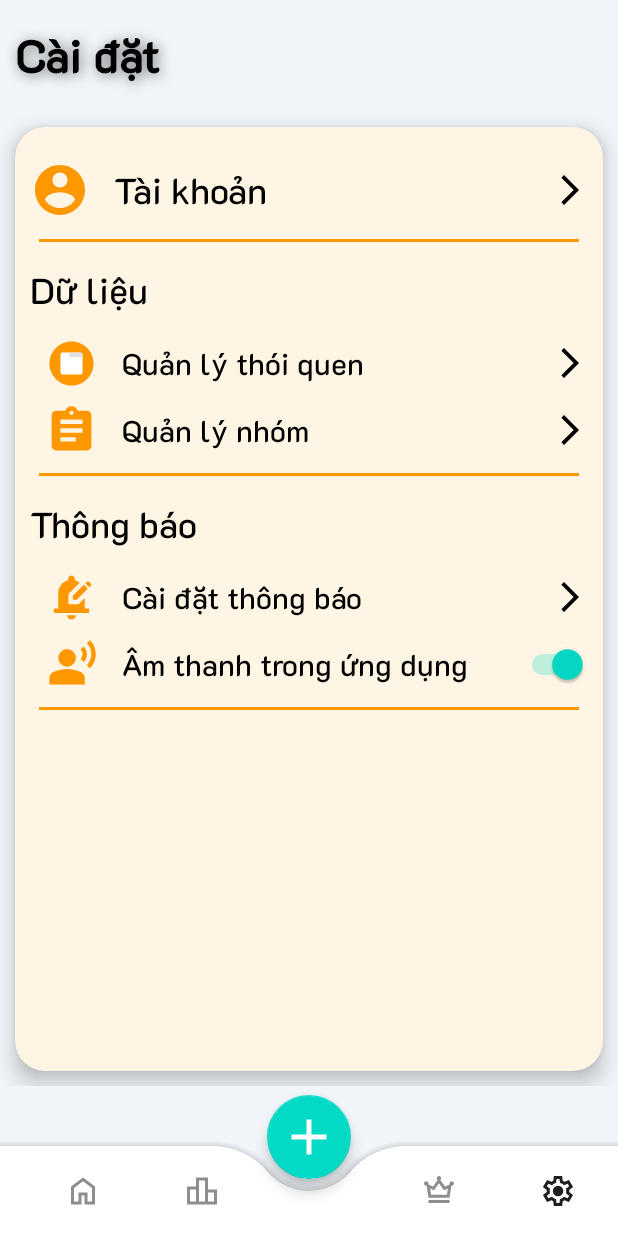
After one commit to hoangtung2103/Habit_App, an Android app: the SettingsActivity screen opened directly, with no data from a screen before it, on a phone screen of 412 x 824 dp. The commit adds this screen. Run offline under Robolectric (Android 15) with nearby library versions, the phone set to English and light mode, and no system bars; our stand-ins replace CircleImageView.

Commit message:
Cai dat - Nam

```diff
--- a/app/src/main/AndroidManifest.xml
+++ b/app/src/main/AndroidManifest.xml
@@ -35,6 +35,9 @@
         <activity
             android:name=".activities.LoginActivity"
             android:exported="false" />
+        <activity
+            android:name=".activities.SettingsActivity"
+            android:exported="false" />
         <activity android:name=".activities.MainActivity"/>
         <activity
             android:name=".activities.SplashActivity"
--- a/app/src/main/java/com/thtung/habit_app/activities/NoteActivity.java
+++ b/app/src/main/java/com/thtung/habit_app/activities/NoteActivity.java
@@ -32,7 +32,7 @@ public class NoteActivity extends AppCompatActivity {
     @Override
     protected void onCreate(Bundle savedInstanceState) {
         super.onCreate(savedInstanceState);
-        setContentView(R.layout.item_habit_note); // Đảm bảo layout này chứa recyclerViewNotes, addButton, note_title
+        setContentView(R.layout.item_habit_note);
 
         recyclerView = findViewById(R.id.recyclerViewNotes);
         addButton = findViewById(R.id.addButton);
--- /dev/null
+++ b/app/src/main/java/com/thtung/habit_app/activities/SettingsActivity.java
@@ -0,0 +1,35 @@
+package com.thtung.habit_app.activities;
+
+import android.content.Intent;
+import android.os.Bundle;
+import android.view.View;
+import android.widget.LinearLayout;
+
+import androidx.appcompat.app.AppCompatActivity;
+
+import com.thtung.habit_app.R;
+
+public class SettingsActivity extends AppCompatActivity {
+
+    private LinearLayout accountRow;
+
+    @Override
+    protected void onCreate(Bundle savedInstanceState) {
+        super.onCreate(savedInstanceState);
+        setContentView(R.layout.activity_settings);
+
+        // Ánh xạ dòng "Tài khoản"
+        accountRow = findViewById(R.id.accountRow);
+
+        // Bắt sự kiện khi nhấn vào dòng "Tài khoản"
+        accountRow.setOnClickListener(new View.OnClickListener() {
+            @Override
+            public void onClick(View v) {
+                Intent intent = new Intent(SettingsActivity.this, ProfileActivity.class);
+                startActivity(intent);
+            }
+        });
+
+        // TODO: thêm các dòng điều hướng khác sau
+    }
+}
--- /dev/null
+++ b/app/src/main/res/drawable/ic_account.xml
@@ -0,0 +1,5 @@
+<vector xmlns:android="http://schemas.android.com/apk/res/android" android:height="24dp" android:tint="#FF9800" android:viewportHeight="24" android:viewportWidth="24" android:width="24dp">
+    <path android:fillColor="@color/account_bg"/>
+    <path android:fillColor="@android:color/white" android:pathData="M12,2C6.48,2 2,6.48 2,12s4.48,10 10,10 10,-4.48 10,-10S17.52,2 12,2zM12,5c1.66,0 3,1.34 3,3s-1.34,3 -3,3 -3,-1.34 -3,-3 1.34,-3 3,-3zM12,19.2c-2.5,0 -4.71,-1.28 -6,-3.22 0.03,-1.99 4,-3.08 6,-3.08 1.99,0 5.97,1.09 6,3.08 -1.29,1.94 -3.5,3.22 -6,3.22z"/>
+
+</vector>
--- /dev/null
+++ b/app/src/main/res/drawable/ic_arrow_right.xml
@@ -0,0 +1,5 @@
+<vector xmlns:android="http://schemas.android.com/apk/res/android" android:autoMirrored="true" android:height="24dp" android:tint="#000000" android:viewportHeight="24" android:viewportWidth="24" android:width="24dp">
+
+    <path android:fillColor="@android:color/white" android:pathData="M6.23,20.23l1.77,1.77l10,-10l-10,-10l-1.77,1.77l8.23,8.23z"/>
+
+</vector>
--- /dev/null
+++ b/app/src/main/res/drawable/icon_app_sound.xml
@@ -0,0 +1,11 @@
+<vector xmlns:android="http://schemas.android.com/apk/res/android" android:height="24dp" android:tint="#FF9800" android:viewportHeight="24" android:viewportWidth="24" android:width="24dp">
+
+    <path android:fillColor="@android:color/white" android:pathData="M10,9m-4,0a4,4 0,1 1,8 0a4,4 0,1 1,-8 0"/>
+
+    <path android:fillColor="@android:color/white" android:pathData="M16.39,15.56C14.71,14.7 12.53,14 10,14c-2.53,0 -4.71,0.7 -6.39,1.56C2.61,16.07 2,17.1 2,18.22V21h16v-2.78C18,17.1 17.39,16.07 16.39,15.56z"/>
+
+    <path android:fillColor="@android:color/white" android:pathData="M20.36,1l-1.41,1.41c2.73,2.73 2.73,7.17 0,9.9l1.41,1.41C23.88,10.21 23.88,4.51 20.36,1z"/>
+
+    <path android:fillColor="@android:color/white" android:pathData="M17.54,10.9c1.95,-1.95 1.95,-5.12 0,-7.07l-1.41,1.41c1.17,1.17 1.17,3.07 0,4.24L17.54,10.9z"/>
+
+</vector>
--- /dev/null
+++ b/app/src/main/res/drawable/icon_manage_group.xml
@@ -0,0 +1,5 @@
+<vector xmlns:android="http://schemas.android.com/apk/res/android" android:autoMirrored="true" android:height="24dp" android:tint="#FF9800" android:viewportHeight="24" android:viewportWidth="24" android:width="24dp">
+    <path android:fillColor="@color/white"/>
+    <path android:fillColor="@android:color/white" android:pathData="M19,3h-4.18C14.4,1.84 13.3,1 12,1c-1.3,0 -2.4,0.84 -2.82,2L5,3c-1.1,0 -2,0.9 -2,2v14c0,1.1 0.9,2 2,2h14c1.1,0 2,-0.9 2,-2L21,5c0,-1.1 -0.9,-2 -2,-2zM12,3c0.55,0 1,0.45 1,1s-0.45,1 -1,1 -1,-0.45 -1,-1 0.45,-1 1,-1zM14,17L7,17v-2h7v2zM17,13L7,13v-2h10v2zM17,9L7,9L7,7h10v2z"/>
+
+</vector>
--- /dev/null
+++ b/app/src/main/res/drawable/icon_manage_habits.xml
@@ -0,0 +1,18 @@
+<vector xmlns:android="http://schemas.android.com/apk/res/android"
+    android:width="24dp"
+    android:height="24dp"
+    android:viewportWidth="24"
+    android:viewportHeight="24">
+    <!-- Vòng tròn nền màu cam -->
+    <path
+        android:fillColor="#FF9800"
+        android:pathData="M12,2C6.48,2 2,6.48 2,12s4.48,10 10,10 10,-4.48 10,-10S17.52,2 12,2z"/>
+    <!-- Thư mục màu trắng -->
+    <path
+        android:fillColor="#FFFFFF"
+        android:pathData="M8,7h8a1,1 0 0,1 1,1v8a1,1 0 0,1 -1,1H8a1,1 0 0,1 -1,-1V8a1,1 0 0,1 1,-1z"/>
+    <!-- Tab nhỏ màu xám nhạt trên thư mục -->
+    <path
+        android:fillColor="#E0E0E0"
+        android:pathData="M11,7h5a1,1 0 0,1 1,1v1H11V7z"/>
+</vector>
--- /dev/null
+++ b/app/src/main/res/drawable/icon_notifications.xml
@@ -0,0 +1,5 @@
+<vector xmlns:android="http://schemas.android.com/apk/res/android" android:height="24dp" android:tint="#FF9800" android:viewportHeight="24" android:viewportWidth="24" android:width="24dp">
+
+    <path android:fillColor="@android:color/white" android:pathData="M17.58,6.25l1.77,1.77L14.37,13H12.6v-1.77L17.58,6.25zM20.85,5.81l-1.06,-1.06c-0.2,-0.2 -0.51,-0.2 -0.71,0l-0.85,0.85l1.77,1.77l0.85,-0.85C21.05,6.32 21.05,6 20.85,5.81zM18,12.2V17h2v2H4v-2h2v-7c0,-2.79 1.91,-5.14 4.5,-5.8V3.5C10.5,2.67 11.17,2 12,2s1.5,0.67 1.5,1.5v0.7c0.82,0.21 1.57,0.59 2.21,1.09L10.6,10.4V15h4.6L18,12.2zM10,20h4c0,1.1 -0.9,2 -2,2S10,21.1 10,20z"/>
+
+</vector>
--- /dev/null
+++ b/app/src/main/res/layout/activity_settings.xml
@@ -0,0 +1,390 @@
+<?xml version="1.0" encoding="utf-8"?>
+<androidx.constraintlayout.widget.ConstraintLayout xmlns:android="http://schemas.android.com/apk/res/android"
+    xmlns:app="http://schemas.android.com/apk/res-auto"
+    xmlns:tools="http://schemas.android.com/tools"
+    android:id="@+id/main"
+    android:layout_width="match_parent"
+    android:layout_height="match_parent"
+    android:background="@color/settings_bg"
+    tools:context=".activities.SettingsActivity">
+
+    <LinearLayout
+        android:layout_width="match_parent"
+        android:layout_height="0dp"
+        android:orientation="vertical"
+        app:layout_constraintBottom_toTopOf="@+id/coordinatorLayout"
+        app:layout_constraintEnd_toEndOf="parent"
+        app:layout_constraintStart_toStartOf="parent"
+        app:layout_constraintTop_toTopOf="parent">
+
+        <TextView
+            android:layout_width="match_parent"
+            android:layout_height="wrap_content"
+            android:fontFamily="@font/k2d"
+            android:padding="10dp"
+            android:text="Cài đặt"
+            android:textColor="@color/black"
+            android:textSize="30sp"
+            android:textStyle="bold"
+            android:shadowColor="#80000000"
+            android:shadowDx="2"
+            android:shadowDy="2"
+            android:shadowRadius="10"
+            android:background="@color/settings_bg"/>
+
+        <androidx.cardview.widget.CardView
+            android:layout_width="match_parent"
+            android:layout_height="match_parent"
+            android:layout_margin="10dp"
+            app:cardCornerRadius="20dp"
+            app:cardElevation="8dp"
+            app:cardBackgroundColor="@color/settings_container">
+
+            <LinearLayout
+                android:layout_width="match_parent"
+                android:layout_height="match_parent"
+                android:orientation="vertical"
+                android:paddingTop="10dp">
+
+                <!-- Tài khoản -->
+                <LinearLayout
+                    android:id="@+id/accountRow"
+                    android:layout_width="match_parent"
+                    android:layout_height="wrap_content"
+                    android:orientation="horizontal"
+                    android:gravity="center_vertical"
+                    android:padding="10dp"
+                    android:background="?android:attr/selectableItemBackground">
+
+                    <ImageView
+                        android:layout_width="40dp"
+                        android:layout_height="40dp"
+                        android:layout_marginEnd="16dp"
+                        android:src="@drawable/ic_account" />
+
+                    <TextView
+                        android:layout_width="0dp"
+                        android:layout_height="wrap_content"
+                        android:layout_weight="1"
+                        android:fontFamily="@font/k2d"
+                        android:text="Tài khoản"
+                        android:textColor="@color/black"
+                        android:textSize="24sp" />
+
+                    <ImageView
+                        android:layout_width="wrap_content"
+                        android:layout_height="wrap_content"
+                        android:gravity="center_vertical"
+                        android:src="@drawable/ic_arrow_right"
+                        app:tint="@color/black" />
+                </LinearLayout>
+                <View
+                    android:layout_width="match_parent"
+                    android:layout_height="2dp"
+                    android:layout_marginStart="16dp"
+                    android:layout_marginEnd="16dp"
+                    android:background="@color/divider_color" />
+
+                <!-- Dữ liệu -->
+                <LinearLayout
+                    android:layout_width="match_parent"
+                    android:layout_height="wrap_content"
+                    android:orientation="vertical"
+                    android:padding="10dp">
+
+                    <LinearLayout
+                        android:layout_width="match_parent"
+                        android:layout_height="wrap_content"
+                        android:orientation="horizontal">
+
+                        <TextView
+                            android:layout_width="match_parent"
+                            android:layout_height="wrap_content"
+                            android:fontFamily="@font/k2d"
+                            android:text="Dữ liệu"
+                            android:textColor="@color/black"
+                            android:textSize="24sp" />
+                    </LinearLayout>
+
+                    <LinearLayout
+                        android:layout_width="match_parent"
+                        android:layout_height="wrap_content"
+                        android:orientation="horizontal"
+                        android:gravity="center_vertical"
+                        android:paddingStart="10dp"
+                        android:paddingTop="8dp">
+
+                        <ImageView
+                            android:layout_width="35dp"
+                            android:layout_height="35dp"
+                            android:layout_marginEnd="16dp"
+                            android:src="@drawable/icon_manage_habits" />
+
+                        <TextView
+                            android:layout_width="0dp"
+                            android:layout_height="wrap_content"
+                            android:layout_weight="1"
+                            android:fontFamily="@font/k2d"
+                            android:text="Quản lý thói quen"
+                            android:textColor="@color/black"
+                            android:textSize="20sp" />
+
+                        <ImageView
+                            android:layout_width="wrap_content"
+                            android:layout_height="wrap_content"
+                            android:gravity="center_vertical"
+                            android:src="@drawable/ic_arrow_right"
+                            app:tint="@color/black" />
+                    </LinearLayout>
+
+                    <LinearLayout
+                        android:layout_width="match_parent"
+                        android:layout_height="wrap_content"
+                        android:orientation="horizontal"
+                        android:gravity="center_vertical"
+                        android:paddingStart="10dp"
+                        android:paddingTop="8dp">
+
+                        <ImageView
+                            android:layout_width="35dp"
+                            android:layout_height="35dp"
+                            android:layout_marginEnd="16dp"
+                            android:src="@drawable/icon_manage_group" />
+
+                        <TextView
+                            android:layout_width="0dp"
+                            android:layout_height="wrap_content"
+                            android:layout_weight="1"
+                            android:fontFamily="@font/k2d"
+                            android:text="Quản lý nhóm"
+                            android:textColor="@color/black"
+                            android:textSize="20sp" />
+
+                        <ImageView
+                            android:layout_width="wrap_content"
+                            android:layout_height="wrap_content"
+                            android:gravity="center_vertical"
+                            android:src="@drawable/ic_arrow_right"
+                            app:tint="@color/black" />
+                    </LinearLayout>
+                </LinearLayout>
+                <View
+                    android:layout_width="match_parent"
+                    android:layout_height="2dp"
+                    android:layout_marginStart="16dp"
+                    android:layout_marginEnd="16dp"
+                    android:background="@color/divider_color" />
+
+                <!-- Thông báo -->
+                <LinearLayout
+                    android:layout_width="match_parent"
+                    android:layout_height="wrap_content"
+                    android:orientation="vertical"
+                    android:padding="10dp"
+                    android:paddingTop="0dp">
+
+                    <LinearLayout
+                        android:layout_width="match_parent"
+                        android:layout_height="wrap_content"
+                        android:orientation="horizontal">
+
+                        <TextView
+                            android:layout_width="match_parent"
+                            android:layout_height="wrap_content"
+                            android:fontFamily="@font/k2d"
+                            android:text="Thông báo"
+                            android:textColor="@color/black"
+                            android:textSize="24sp" />
+                    </LinearLayout>
+
+                    <LinearLayout
+                        android:layout_width="match_parent"
+                        android:layout_height="wrap_content"
+                        android:orientation="horizontal"
+                        android:gravity="center_vertical"
+                        android:paddingStart="10dp"
+                        android:paddingTop="8dp">
+
+                        <ImageView
+                            android:layout_width="35dp"
+                            android:layout_height="35dp"
+                            android:layout_marginEnd="16dp"
+                            android:src="@drawable/icon_notifications" />
+
+                        <TextView
+                            android:layout_width="0dp"
+                            android:layout_height="wrap_content"
+                            android:layout_weight="1"
+                            android:fontFamily="@font/k2d"
+                            android:text="Cài đặt thông báo"
+                            android:textColor="@color/black"
+                            android:textSize="20sp" />
+
+                        <ImageView
+                            android:layout_width="wrap_content"
+                            android:layout_height="wrap_content"
+                            android:gravity="center_vertical"
+                            android:src="@drawable/ic_arrow_right"
+                            app:tint="@color/black" />
+                    </LinearLayout>
+
+                    <LinearLayout
+                        android:layout_width="match_parent"
+                        android:layout_height="wrap_content"
+                        android:orientation="horizontal"
+                        android:gravity="center_vertical"
+                        android:paddingStart="10dp"
+                        android:paddingTop="8dp">
+
+                        <ImageView
+                            android:layout_width="35dp"
+                            android:layout_height="35dp"
+                            android:layout_marginEnd="16dp"
+                            android:src="@drawable/icon_app_sound" />
+
+                        <TextView
+                            android:layout_width="0dp"
+                            android:layout_height="wrap_content"
+                            android:layout_weight="1"
+                            android:fontFamily="@font/k2d"
+                            android:text="Âm thanh trong ứng dụng"
+                            android:textColor="@color/black"
+                            android:textSize="20sp" />
+
+                        <Switch
+                            android:layout_width="wrap_content"
+                            android:layout_height="wrap_content"
+                            android:gravity="center_vertical"
+                            android:checked="true" />
+                    </LinearLayout>
+                </LinearLayout>
+                <View
+                    android:layout_width="match_parent"
+                    android:layout_height="2dp"
+                    android:layout_marginStart="16dp"
+                    android:layout_marginEnd="16dp"
+                    android:background="@color/divider_color" />
+            </LinearLayout>
+        </androidx.cardview.widget.CardView>
+    </LinearLayout>
+
+    <!-- Thanh điều hướng -->
+    <androidx.coordinatorlayout.widget.CoordinatorLayout
+        android:id="@+id/coordinatorLayout"
+        android:layout_width="match_parent"
+        android:layout_height="100dp"
+        app:layout_constraintBottom_toBottomOf="parent"
+        app:layout_constraintEnd_toEndOf="parent"
+        app:layout_constraintStart_toStartOf="parent">
+
+        <com.google.android.material.bottomappbar.BottomAppBar
+            android:id="@+id/app_bar"
+            android:layout_width="match_parent"
+            android:layout_height="60dp"
+            android:layout_gravity="bottom"
+            android:backgroundTint="@color/white"
+            app:fabAlignmentMode="center"
+            app:fabCradleMargin="8dp"
+            app:fabCradleRoundedCornerRadius="50dp"
+            app:fabCradleVerticalOffset="6dp"
+            app:hideOnScroll="true"
+            android:gravity="center_horizontal">
+
+            <LinearLayout
+                android:layout_width="match_parent"
+                android:layout_height="match_parent">
+
+                <androidx.constraintlayout.widget.ConstraintLayout
+                    android:id="@+id/constraintLayout2"
+                    android:layout_width="0dp"
+                    android:layout_height="match_parent"
+                    android:layout_weight="0.2">
+
+                    <ImageView
+                        android:id="@+id/img_ic_home"
+                        android:layout_width="wrap_content"
+                        android:layout_height="wrap_content"
+                        app:layout_constraintBottom_toBottomOf="parent"
+                        app:layout_constraintEnd_toEndOf="parent"
+                        app:layout_constraintStart_toStartOf="parent"
+                        app:layout_constraintTop_toTopOf="parent"
+                        app:srcCompat="@drawable/icon_home"
+                        app:tint="@color/ic_gray" />
+                </androidx.constraintlayout.widget.ConstraintLayout>
+
+                <androidx.constraintlayout.widget.ConstraintLayout
+                    android:layout_width="0dp"
+                    android:layout_height="match_parent"
+                    android:layout_weight="0.2"
+                    app:layout_constraintEnd_toStartOf="@+id/constraintLayout4"
+                    app:layout_constraintHorizontal_bias="0.5"
+                    app:layout_constraintStart_toEndOf="@+id/constraintLayout2">
+
+                    <ImageView
+                        android:id="@+id/img_ic_thongke"
+                        android:layout_width="wrap_content"
+                        android:layout_height="wrap_content"
+                        app:layout_constraintBottom_toBottomOf="parent"
+                        app:layout_constraintEnd_toEndOf="parent"
+                        app:layout_constraintStart_toStartOf="parent"
+                        app:layout_constraintTop_toTopOf="parent"
+                        app:srcCompat="@drawable/icon_thongke"
+                        app:tint="@color/ic_gray" />
+                </androidx.constraintlayout.widget.ConstraintLayout>
+
+                <androidx.constraintlayout.widget.ConstraintLayout
+                    android:id="@+id/constraintLayout4"
+                    android:layout_width="0dp"
+                    android:layout_height="match_parent"
+                    android:layout_weight="0.2"
+                    android:visibility="invisible" />
+
+                <androidx.constraintlayout.widget.ConstraintLayout
+                    android:layout_width="0dp"
+                    android:layout_height="match_parent"
+                    android:layout_weight="0.2">
+
+                    <ImageView
+                        android:id="@+id/img_ic_rank"
+                        android:layout_width="wrap_content"
+                        android:layout_height="wrap_content"
+                        app:layout_constraintBottom_toBottomOf="parent"
+                        app:layout_constraintEnd_toEndOf="parent"
+                        app:layout_constraintStart_toStartOf="parent"
+                        app:layout_constraintTop_toTopOf="parent"
+                        app:srcCompat="@drawable/icon_rank"
+                        app:tint="@color/ic_gray" />
+                </androidx.constraintlayout.widget.ConstraintLayout>
+
+                <androidx.constraintlayout.widget.ConstraintLayout
+                    android:id="@+id/btn_caidat"
+                    android:layout_width="0dp"
+                    android:layout_height="match_parent"
+                    android:layout_weight="0.2">
+
+                    <ImageView
+                        android:id="@+id/img_ic_caidat"
+                        android:layout_width="wrap_content"
+                        android:layout_height="wrap_content"
+                        app:layout_constraintBottom_toBottomOf="parent"
+                        app:layout_constraintEnd_toEndOf="parent"
+                        app:layout_constraintStart_toStartOf="parent"
+                        app:layout_constraintTop_toTopOf="parent"
+                        app:srcCompat="@drawable/icon_caidat" />
+                </androidx.constraintlayout.widget.ConstraintLayout>
+            </LinearLayout>
+        </com.google.android.material.bottomappbar.BottomAppBar>
+
+        <com.google.android.material.floatingactionbutton.FloatingActionButton
+            android:id="@+id/ic_add"
+            android:layout_width="wrap_content"
+            android:layout_height="wrap_content"
+            android:src="@drawable/icon_add"
+            app:layout_anchor="@id/app_bar"
+            app:layout_anchorGravity="center|top"
+            app:maxImageSize="40dp"
+            app:tint="@color/white" />
+
+    </androidx.coordinatorlayout.widget.CoordinatorLayout>
+
+</androidx.constraintlayout.widget.ConstraintLayout>
--- a/app/src/main/res/values/colors.xml
+++ b/app/src/main/res/values/colors.xml
@@ -7,4 +7,8 @@
     <color name="yellow">#CBFF51</color>
     <color name="ic_gray">#908D8D</color>
     <color name="bg_gray">#f5f5f5</color>
+    <color name="settings_bg">#F1F5F9</color>
+    <color name="settings_container">#FFF5E4</color>
+    <color name="account_bg">#4F5D73</color>
+    <color name="divider_color">#FF9800</color>
 </resources>
```
